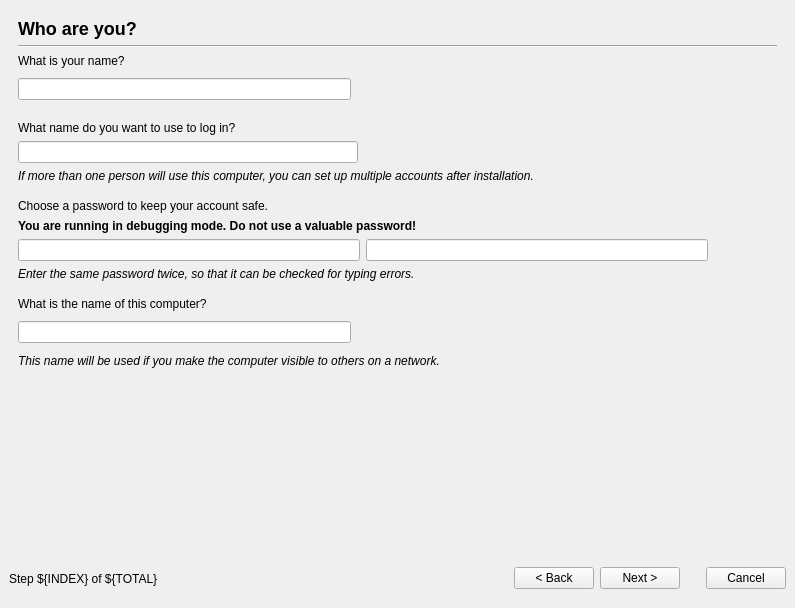
Before: the Qt Designer form ubiquity/frontend/liveinstaller.ui in chenhan1218/ubiquity, drawn with Qt 5.
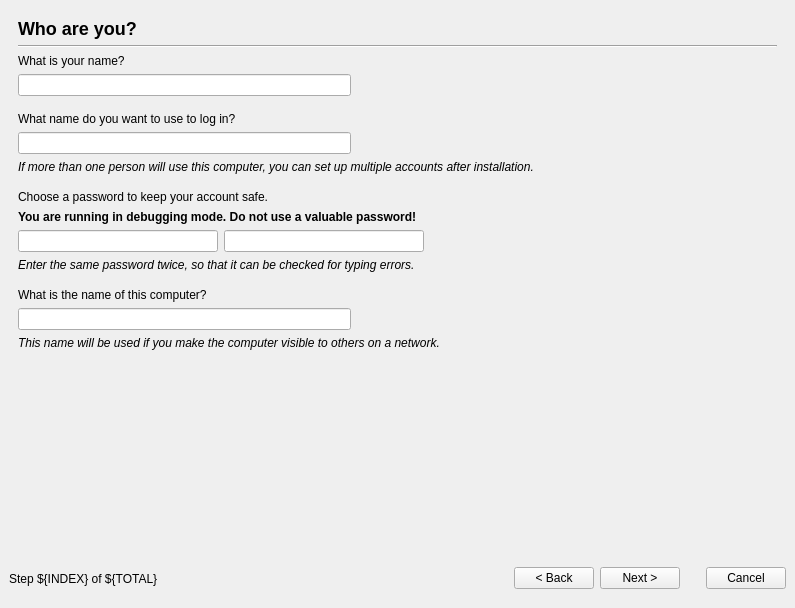
After: the same form once the commit is applied. The open tabs and pages were chosen to show the change. Icons and pictures are not drawn.

Commit message: Fix misplaced widgets on user details page, closes https://launchpad.net/bugs/86175

The edit to the form file:
```diff
--- a/ubiquity/frontend/liveinstaller.ui
+++ b/ubiquity/frontend/liveinstaller.ui
@@ -19,79 +19,6 @@
    <property name="spacing" >
     <number>6</number>
    </property>
-   <item row="1" column="0" >
-    <layout class="QHBoxLayout" >
-     <property name="margin" >
-      <number>0</number>
-     </property>
-     <property name="spacing" >
-      <number>6</number>
-     </property>
-     <item>
-      <widget class="QLabel" name="step_label" >
-       <property name="text" >
-        <string>Step ${INDEX} of ${TOTAL}</string>
-       </property>
-       <property name="wordWrap" >
-        <bool>false</bool>
-       </property>
-      </widget>
-     </item>
-     <item>
-      <spacer>
-       <property name="orientation" >
-        <enum>Qt::Horizontal</enum>
-       </property>
-       <property name="sizeType" >
-        <enum>QSizePolicy::Expanding</enum>
-       </property>
-       <property name="sizeHint" >
-        <size>
-         <width>223</width>
-         <height>41</height>
-        </size>
-       </property>
-      </spacer>
-     </item>
-     <item>
-      <widget class="QPushButton" name="back" >
-       <property name="text" >
-        <string>&lt; Back</string>
-       </property>
-      </widget>
-     </item>
-     <item>
-      <widget class="QPushButton" name="next" >
-       <property name="text" >
-        <string>Next ></string>
-       </property>
-      </widget>
-     </item>
-     <item>
-      <spacer>
-       <property name="orientation" >
-        <enum>Qt::Horizontal</enum>
-       </property>
-       <property name="sizeType" >
-        <enum>QSizePolicy::Fixed</enum>
-       </property>
-       <property name="sizeHint" >
-        <size>
-         <width>20</width>
-         <height>20</height>
-        </size>
-       </property>
-      </spacer>
-     </item>
-     <item>
-      <widget class="QPushButton" name="cancel" >
-       <property name="text" >
-        <string>Cancel</string>
-       </property>
-      </widget>
-     </item>
-    </layout>
-   </item>
    <item row="0" column="0" >
     <widget class="QStackedWidget" name="widgetStack" >
      <property name="currentIndex" >
@@ -933,255 +860,33 @@
        <property name="spacing" >
         <number>6</number>
        </property>
-       <item row="4" column="0" >
-        <spacer>
-         <property name="orientation" >
-          <enum>Qt::Vertical</enum>
-         </property>
-         <property name="sizeType" >
-          <enum>QSizePolicy::Fixed</enum>
-         </property>
-         <property name="sizeHint" >
-          <size>
-           <width>671</width>
-           <height>10</height>
-          </size>
-         </property>
-        </spacer>
-       </item>
-       <item row="3" column="0" colspan="2" >
-        <layout class="QHBoxLayout" >
+       <item row="13" column="0" >
+        <layout class="QGridLayout" >
          <property name="margin" >
           <number>0</number>
          </property>
          <property name="spacing" >
           <number>6</number>
          </property>
-         <item>
-          <widget class="QLineEdit" name="fullname" >
+         <item row="0" column="0" >
+          <widget class="QLineEdit" name="hostname" >
            <property name="sizePolicy" >
             <sizepolicy>
              <hsizetype>7</hsizetype>
              <vsizetype>0</vsizetype>
-             <horstretch>1</horstretch>
-             <verstretch>0</verstretch>
-            </sizepolicy>
-           </property>
-          </widget>
-         </item>
-         <item>
-          <widget class="QLabel" name="fullname_error_image" >
-           <property name="sizePolicy" >
-            <sizepolicy>
-             <hsizetype>0</hsizetype>
-             <vsizetype>0</vsizetype>
              <horstretch>0</horstretch>
              <verstretch>0</verstretch>
             </sizepolicy>
            </property>
-           <property name="pixmap" >
-            <pixmap/>
-           </property>
-           <property name="scaledContents" >
-            <bool>true</bool>
-           </property>
-           <property name="wordWrap" >
-            <bool>false</bool>
-           </property>
-          </widget>
-         </item>
-         <item>
-          <widget class="QLabel" name="fullname_error_reason" >
-           <property name="sizePolicy" >
-            <sizepolicy>
-             <hsizetype>0</hsizetype>
-             <vsizetype>5</vsizetype>
-             <horstretch>0</horstretch>
-             <verstretch>0</verstretch>
-            </sizepolicy>
-           </property>
-           <property name="text" >
-            <string/>
-           </property>
-           <property name="alignment" >
-            <set>Qt::AlignVCenter</set>
-           </property>
-           <property name="wordWrap" >
-            <bool>true</bool>
-           </property>
-          </widget>
-         </item>
-         <item>
-          <spacer>
-           <property name="orientation" >
-            <enum>Qt::Horizontal</enum>
-           </property>
-           <property name="sizeType" >
-            <enum>QSizePolicy::Expanding</enum>
-           </property>
-           <property name="sizeHint" >
+           <property name="minimumSize" >
             <size>
-             <width>400</width>
-             <height>31</height>
+             <width>333</width>
+             <height>0</height>
             </size>
            </property>
-          </spacer>
+          </widget>
          </item>
-        </layout>
-       </item>
-       <item row="2" column="0" colspan="2" >
-        <widget class="QLabel" name="fullname_label" >
-         <property name="text" >
-          <string>What is your name?</string>
-         </property>
-         <property name="wordWrap" >
-          <bool>false</bool>
-         </property>
-        </widget>
-       </item>
-       <item row="0" column="0" colspan="2" >
-        <widget class="QLabel" name="userinfo_heading_label" >
-         <property name="sizePolicy" >
-          <sizepolicy>
-           <hsizetype>5</hsizetype>
-           <vsizetype>5</vsizetype>
-           <horstretch>1</horstretch>
-           <verstretch>0</verstretch>
-          </sizepolicy>
-         </property>
-         <property name="text" >
-          <string>&lt;h2>Who are you?&lt;/h2></string>
-         </property>
-         <property name="wordWrap" >
-          <bool>false</bool>
-         </property>
-        </widget>
-       </item>
-       <item row="1" column="0" colspan="2" >
-        <widget class="Line" name="line8" >
-         <property name="frameShape" >
-          <enum>QFrame::HLine</enum>
-         </property>
-         <property name="frameShadow" >
-          <enum>QFrame::Sunken</enum>
-         </property>
-         <property name="orientation" >
-          <enum>Qt::Horizontal</enum>
-         </property>
-        </widget>
-       </item>
-       <item row="13" column="1" >
-        <widget class="QLabel" name="password_error_image" >
-         <property name="sizePolicy" >
-          <sizepolicy>
-           <hsizetype>0</hsizetype>
-           <vsizetype>0</vsizetype>
-           <horstretch>0</horstretch>
-           <verstretch>0</verstretch>
-          </sizepolicy>
-         </property>
-         <property name="pixmap" >
-          <pixmap/>
-         </property>
-         <property name="scaledContents" >
-          <bool>true</bool>
-         </property>
-         <property name="wordWrap" >
-          <bool>false</bool>
-         </property>
-        </widget>
-       </item>
-       <item row="12" column="0" colspan="2" >
-        <layout class="QGridLayout" >
-         <property name="margin" >
-          <number>0</number>
-         </property>
-         <property name="spacing" >
-          <number>6</number>
-         </property>
-         <item row="0" column="0" >
-          <layout class="QHBoxLayout" >
-           <property name="margin" >
-            <number>0</number>
-           </property>
-           <property name="spacing" >
-            <number>6</number>
-           </property>
-           <item>
-            <widget class="QLineEdit" name="hostname" >
-             <property name="sizePolicy" >
-              <sizepolicy>
-               <hsizetype>7</hsizetype>
-               <vsizetype>0</vsizetype>
-               <horstretch>1</horstretch>
-               <verstretch>0</verstretch>
-              </sizepolicy>
-             </property>
-            </widget>
-           </item>
-           <item>
-            <layout class="QVBoxLayout" >
-             <property name="margin" >
-              <number>0</number>
-             </property>
-             <property name="spacing" >
-              <number>6</number>
-             </property>
-             <item>
-              <widget class="QLabel" name="hostname_error_image" >
-               <property name="sizePolicy" >
-                <sizepolicy>
-                 <hsizetype>0</hsizetype>
-                 <vsizetype>0</vsizetype>
-                 <horstretch>0</horstretch>
-                 <verstretch>0</verstretch>
-                </sizepolicy>
-               </property>
-               <property name="pixmap" >
-                <pixmap/>
-               </property>
-               <property name="scaledContents" >
-                <bool>true</bool>
-               </property>
-               <property name="wordWrap" >
-                <bool>false</bool>
-               </property>
-              </widget>
-             </item>
-            </layout>
-           </item>
-           <item>
-            <widget class="QLabel" name="hostname_error_reason" >
-             <property name="text" >
-              <string/>
-             </property>
-             <property name="alignment" >
-              <set>Qt::AlignVCenter</set>
-             </property>
-             <property name="wordWrap" >
-              <bool>true</bool>
-             </property>
-            </widget>
-           </item>
-           <item>
-            <spacer>
-             <property name="orientation" >
-              <enum>Qt::Horizontal</enum>
-             </property>
-             <property name="sizeType" >
-              <enum>QSizePolicy::Expanding</enum>
-             </property>
-             <property name="sizeHint" >
-              <size>
-               <width>400</width>
-               <height>31</height>
-              </size>
-             </property>
-            </spacer>
-           </item>
-          </layout>
-         </item>
-         <item row="1" column="0" >
+         <item row="1" column="0" colspan="3" >
           <widget class="QLabel" name="hostname_extra_label" >
            <property name="text" >
             <string>&lt;i>This name will be used if you make the computer visible to others on a network.&lt;/i></string>
@@ -1191,40 +896,35 @@
            </property>
           </widget>
          </item>
-        </layout>
-       </item>
-       <item row="5" column="0" colspan="2" >
-        <layout class="QGridLayout" >
-         <property name="margin" >
-          <number>0</number>
-         </property>
-         <property name="spacing" >
-          <number>6</number>
-         </property>
-         <item row="0" column="0" colspan="3" >
-          <widget class="QLabel" name="username_label" >
-           <property name="text" >
-            <string>What name do you want to use to log in?</string>
-           </property>
-           <property name="wordWrap" >
-            <bool>false</bool>
-           </property>
-          </widget>
-         </item>
-         <item row="1" column="0" >
-          <widget class="QLineEdit" name="username" >
+         <item row="0" column="2" >
+          <widget class="QLabel" name="hostname_error_reason" >
            <property name="sizePolicy" >
             <sizepolicy>
              <hsizetype>7</hsizetype>
-             <vsizetype>0</vsizetype>
+             <vsizetype>5</vsizetype>
              <horstretch>1</horstretch>
              <verstretch>0</verstretch>
             </sizepolicy>
            </property>
+           <property name="minimumSize" >
+            <size>
+             <width>0</width>
+             <height>0</height>
+            </size>
+           </property>
+           <property name="text" >
+            <string/>
+           </property>
+           <property name="alignment" >
+            <set>Qt::AlignVCenter</set>
+           </property>
+           <property name="wordWrap" >
+            <bool>true</bool>
+           </property>
           </widget>
          </item>
-         <item row="1" column="1" >
-          <widget class="QLabel" name="username_error_image" >
+         <item row="0" column="1" >
+          <widget class="QLabel" name="hostname_error_image" >
            <property name="sizePolicy" >
             <sizepolicy>
              <hsizetype>0</hsizetype>
@@ -1244,35 +944,25 @@
            </property>
           </widget>
          </item>
-         <item row="1" column="2" >
-          <spacer>
-           <property name="orientation" >
-            <enum>Qt::Horizontal</enum>
-           </property>
-           <property name="sizeType" >
-            <enum>QSizePolicy::Expanding</enum>
-           </property>
-           <property name="sizeHint" >
-            <size>
-             <width>400</width>
-             <height>20</height>
-            </size>
-           </property>
-          </spacer>
-         </item>
-         <item row="2" column="0" colspan="3" >
-          <widget class="QLabel" name="username_extra_label" >
-           <property name="text" >
-            <string>&lt;i>If more than one person will use this computer, you can set up multiple accounts after installation.&lt;/i></string>
-           </property>
-           <property name="wordWrap" >
-            <bool>false</bool>
-           </property>
-          </widget>
-         </item>
         </layout>
        </item>
-       <item row="6" column="0" colspan="2" >
+       <item row="14" column="0" >
+        <spacer>
+         <property name="orientation" >
+          <enum>Qt::Vertical</enum>
+         </property>
+         <property name="sizeType" >
+          <enum>QSizePolicy::Expanding</enum>
+         </property>
+         <property name="sizeHint" >
+          <size>
+           <width>600</width>
+           <height>40</height>
+          </size>
+         </property>
+        </spacer>
+       </item>
+       <item row="11" column="0" >
         <spacer>
          <property name="orientation" >
           <enum>Qt::Vertical</enum>
@@ -1288,27 +978,7 @@
          </property>
         </spacer>
        </item>
-       <item row="7" column="0" >
-        <widget class="QLabel" name="password_label" >
-         <property name="text" >
-          <string>Choose a password to keep your account safe.</string>
-         </property>
-         <property name="wordWrap" >
-          <bool>false</bool>
-         </property>
-        </widget>
-       </item>
-       <item row="8" column="0" >
-        <widget class="QLabel" name="password_debug_warning_label" >
-         <property name="text" >
-          <string>&lt;strong>You are running in debugging mode. Do not use a valuable password!&lt;/strong></string>
-         </property>
-         <property name="wordWrap" >
-          <bool>true</bool>
-         </property>
-        </widget>
-       </item>
-       <item row="9" column="0" colspan="2" >
+       <item row="10" column="0" >
         <layout class="QGridLayout" >
          <property name="margin" >
           <number>0</number>
@@ -1326,47 +996,51 @@
            </property>
           </widget>
          </item>
+         <item row="0" column="2" >
+          <widget class="QLabel" name="password_error_image" >
+           <property name="sizePolicy" >
+            <sizepolicy>
+             <hsizetype>0</hsizetype>
+             <vsizetype>0</vsizetype>
+             <horstretch>0</horstretch>
+             <verstretch>0</verstretch>
+            </sizepolicy>
+           </property>
+           <property name="pixmap" >
+            <pixmap/>
+           </property>
+           <property name="scaledContents" >
+            <bool>true</bool>
+           </property>
+           <property name="wordWrap" >
+            <bool>false</bool>
+           </property>
+          </widget>
+         </item>
          <item row="0" column="3" >
-          <spacer>
-           <property name="orientation" >
-            <enum>Qt::Horizontal</enum>
-           </property>
-           <property name="sizeType" >
-            <enum>QSizePolicy::Expanding</enum>
-           </property>
-           <property name="sizeHint" >
-            <size>
-             <width>50</width>
-             <height>20</height>
-            </size>
-           </property>
-          </spacer>
-         </item>
-         <item row="0" column="2" >
           <widget class="QLabel" name="password_error_reason" >
-           <property name="text" >
-            <string/>
-           </property>
-           <property name="alignment" >
-            <set>Qt::AlignVCenter</set>
-           </property>
-           <property name="wordWrap" >
-            <bool>true</bool>
-           </property>
-          </widget>
-         </item>
-         <item row="0" column="0" >
-          <widget class="QLineEdit" name="password" >
            <property name="sizePolicy" >
             <sizepolicy>
              <hsizetype>7</hsizetype>
-             <vsizetype>0</vsizetype>
+             <vsizetype>5</vsizetype>
              <horstretch>1</horstretch>
              <verstretch>0</verstretch>
             </sizepolicy>
            </property>
-           <property name="echoMode" >
-            <enum>QLineEdit::Password</enum>
+           <property name="minimumSize" >
+            <size>
+             <width>0</width>
+             <height>0</height>
+            </size>
+           </property>
+           <property name="text" >
+            <string/>
+           </property>
+           <property name="alignment" >
+            <set>Qt::AlignVCenter</set>
+           </property>
+           <property name="wordWrap" >
+            <bool>true</bool>
            </property>
           </widget>
          </item>
@@ -1376,18 +1050,256 @@
             <sizepolicy>
              <hsizetype>7</hsizetype>
              <vsizetype>0</vsizetype>
-             <horstretch>1</horstretch>
+             <horstretch>0</horstretch>
              <verstretch>0</verstretch>
             </sizepolicy>
            </property>
+           <property name="minimumSize" >
+            <size>
+             <width>200</width>
+             <height>0</height>
+            </size>
+           </property>
            <property name="echoMode" >
             <enum>QLineEdit::Password</enum>
            </property>
           </widget>
          </item>
+         <item row="0" column="0" >
+          <widget class="QLineEdit" name="password" >
+           <property name="sizePolicy" >
+            <sizepolicy>
+             <hsizetype>7</hsizetype>
+             <vsizetype>0</vsizetype>
+             <horstretch>0</horstretch>
+             <verstretch>0</verstretch>
+            </sizepolicy>
+           </property>
+           <property name="minimumSize" >
+            <size>
+             <width>200</width>
+             <height>0</height>
+            </size>
+           </property>
+           <property name="echoMode" >
+            <enum>QLineEdit::Password</enum>
+           </property>
+          </widget>
+         </item>
         </layout>
        </item>
-       <item row="11" column="0" >
+       <item row="8" column="0" >
+        <widget class="QLabel" name="password_label" >
+         <property name="text" >
+          <string>Choose a password to keep your account safe.</string>
+         </property>
+         <property name="wordWrap" >
+          <bool>false</bool>
+         </property>
+        </widget>
+       </item>
+       <item row="9" column="0" >
+        <widget class="QLabel" name="password_debug_warning_label" >
+         <property name="text" >
+          <string>&lt;strong>You are running in debugging mode. Do not use a valuable password!&lt;/strong></string>
+         </property>
+         <property name="wordWrap" >
+          <bool>true</bool>
+         </property>
+        </widget>
+       </item>
+       <item row="6" column="0" >
+        <layout class="QGridLayout" >
+         <property name="margin" >
+          <number>0</number>
+         </property>
+         <property name="spacing" >
+          <number>6</number>
+         </property>
+         <item row="0" column="0" >
+          <widget class="QLineEdit" name="username" >
+           <property name="sizePolicy" >
+            <sizepolicy>
+             <hsizetype>7</hsizetype>
+             <vsizetype>0</vsizetype>
+             <horstretch>0</horstretch>
+             <verstretch>0</verstretch>
+            </sizepolicy>
+           </property>
+           <property name="minimumSize" >
+            <size>
+             <width>333</width>
+             <height>0</height>
+            </size>
+           </property>
+          </widget>
+         </item>
+         <item row="1" column="0" colspan="3" >
+          <widget class="QLabel" name="username_extra_label" >
+           <property name="text" >
+            <string>&lt;i>If more than one person will use this computer, you can set up multiple accounts after installation.&lt;/i></string>
+           </property>
+           <property name="wordWrap" >
+            <bool>false</bool>
+           </property>
+          </widget>
+         </item>
+         <item row="0" column="1" >
+          <widget class="QLabel" name="username_error_image" >
+           <property name="sizePolicy" >
+            <sizepolicy>
+             <hsizetype>1</hsizetype>
+             <vsizetype>1</vsizetype>
+             <horstretch>0</horstretch>
+             <verstretch>0</verstretch>
+            </sizepolicy>
+           </property>
+           <property name="pixmap" >
+            <pixmap/>
+           </property>
+           <property name="scaledContents" >
+            <bool>true</bool>
+           </property>
+           <property name="wordWrap" >
+            <bool>false</bool>
+           </property>
+          </widget>
+         </item>
+         <item row="0" column="2" >
+          <widget class="QLabel" name="username_error_reason" >
+           <property name="sizePolicy" >
+            <sizepolicy>
+             <hsizetype>7</hsizetype>
+             <vsizetype>5</vsizetype>
+             <horstretch>1</horstretch>
+             <verstretch>0</verstretch>
+            </sizepolicy>
+           </property>
+           <property name="minimumSize" >
+            <size>
+             <width>0</width>
+             <height>0</height>
+            </size>
+           </property>
+           <property name="text" >
+            <string/>
+           </property>
+           <property name="alignment" >
+            <set>Qt::AlignVCenter</set>
+           </property>
+           <property name="wordWrap" >
+            <bool>true</bool>
+           </property>
+          </widget>
+         </item>
+        </layout>
+       </item>
+       <item row="3" column="0" >
+        <layout class="QGridLayout" >
+         <property name="margin" >
+          <number>0</number>
+         </property>
+         <property name="spacing" >
+          <number>6</number>
+         </property>
+         <item row="0" column="2" >
+          <widget class="QLabel" name="fullname_error_reason" >
+           <property name="sizePolicy" >
+            <sizepolicy>
+             <hsizetype>7</hsizetype>
+             <vsizetype>5</vsizetype>
+             <horstretch>1</horstretch>
+             <verstretch>0</verstretch>
+            </sizepolicy>
+           </property>
+           <property name="minimumSize" >
+            <size>
+             <width>0</width>
+             <height>0</height>
+            </size>
+           </property>
+           <property name="text" >
+            <string/>
+           </property>
+          </widget>
+         </item>
+         <item row="0" column="0" >
+          <widget class="QLineEdit" name="fullname" >
+           <property name="minimumSize" >
+            <size>
+             <width>333</width>
+             <height>0</height>
+            </size>
+           </property>
+          </widget>
+         </item>
+         <item row="0" column="1" >
+          <widget class="QLabel" name="fullname_error_image" >
+           <property name="text" >
+            <string/>
+           </property>
+          </widget>
+         </item>
+        </layout>
+       </item>
+       <item row="4" column="0" >
+        <spacer>
+         <property name="orientation" >
+          <enum>Qt::Vertical</enum>
+         </property>
+         <property name="sizeType" >
+          <enum>QSizePolicy::Fixed</enum>
+         </property>
+         <property name="sizeHint" >
+          <size>
+           <width>671</width>
+           <height>10</height>
+          </size>
+         </property>
+        </spacer>
+       </item>
+       <item row="2" column="0" >
+        <widget class="QLabel" name="fullname_label" >
+         <property name="text" >
+          <string>What is your name?</string>
+         </property>
+         <property name="wordWrap" >
+          <bool>false</bool>
+         </property>
+        </widget>
+       </item>
+       <item row="0" column="0" >
+        <widget class="QLabel" name="userinfo_heading_label" >
+         <property name="sizePolicy" >
+          <sizepolicy>
+           <hsizetype>5</hsizetype>
+           <vsizetype>5</vsizetype>
+           <horstretch>1</horstretch>
+           <verstretch>0</verstretch>
+          </sizepolicy>
+         </property>
+         <property name="text" >
+          <string>&lt;h2>Who are you?&lt;/h2></string>
+         </property>
+         <property name="wordWrap" >
+          <bool>false</bool>
+         </property>
+        </widget>
+       </item>
+       <item row="1" column="0" >
+        <widget class="Line" name="line8" >
+         <property name="frameShape" >
+          <enum>QFrame::HLine</enum>
+         </property>
+         <property name="frameShadow" >
+          <enum>QFrame::Sunken</enum>
+         </property>
+         <property name="orientation" >
+          <enum>Qt::Horizontal</enum>
+         </property>
+        </widget>
+       </item>
+       <item row="12" column="0" >
         <widget class="QLabel" name="hostname_label" >
          <property name="text" >
           <string>What is the name of this computer?</string>
@@ -1397,23 +1309,17 @@
          </property>
         </widget>
        </item>
-       <item row="13" column="0" >
-        <spacer>
-         <property name="orientation" >
-          <enum>Qt::Vertical</enum>
+       <item row="5" column="0" >
+        <widget class="QLabel" name="username_label" >
+         <property name="text" >
+          <string>What name do you want to use to log in?</string>
          </property>
-         <property name="sizeType" >
-          <enum>QSizePolicy::Expanding</enum>
+         <property name="wordWrap" >
+          <bool>false</bool>
          </property>
-         <property name="sizeHint" >
-          <size>
-           <width>600</width>
-           <height>40</height>
-          </size>
-         </property>
-        </spacer>
+        </widget>
        </item>
-       <item row="10" column="0" colspan="2" >
+       <item row="7" column="0" >
         <spacer>
          <property name="orientation" >
           <enum>Qt::Vertical</enum>
@@ -1430,25 +1336,6 @@
         </spacer>
        </item>
       </layout>
-      <widget class="QLabel" name="username_error_reason" >
-       <property name="geometry" >
-        <rect>
-         <x>637</x>
-         <y>255</y>
-         <width>20</width>
-         <height>16</height>
-        </rect>
-       </property>
-       <property name="text" >
-        <string/>
-       </property>
-       <property name="alignment" >
-        <set>Qt::AlignVCenter</set>
-       </property>
-       <property name="wordWrap" >
-        <bool>true</bool>
-       </property>
-      </widget>
      </widget>
      <widget class="QWidget" name="stepReady" >
       <layout class="QGridLayout" >
@@ -1567,6 +1454,79 @@
      </widget>
     </widget>
    </item>
+   <item row="1" column="0" >
+    <layout class="QHBoxLayout" >
+     <property name="margin" >
+      <number>0</number>
+     </property>
+     <property name="spacing" >
+      <number>6</number>
+     </property>
+     <item>
+      <widget class="QLabel" name="step_label" >
+       <property name="text" >
+        <string>Step ${INDEX} of ${TOTAL}</string>
+       </property>
+       <property name="wordWrap" >
+        <bool>false</bool>
+       </property>
+      </widget>
+     </item>
+     <item>
+      <spacer>
+       <property name="orientation" >
+        <enum>Qt::Horizontal</enum>
+       </property>
+       <property name="sizeType" >
+        <enum>QSizePolicy::Expanding</enum>
+       </property>
+       <property name="sizeHint" >
+        <size>
+         <width>223</width>
+         <height>41</height>
+        </size>
+       </property>
+      </spacer>
+     </item>
+     <item>
+      <widget class="QPushButton" name="back" >
+       <property name="text" >
+        <string>&lt; Back</string>
+       </property>
+      </widget>
+     </item>
+     <item>
+      <widget class="QPushButton" name="next" >
+       <property name="text" >
+        <string>Next ></string>
+       </property>
+      </widget>
+     </item>
+     <item>
+      <spacer>
+       <property name="orientation" >
+        <enum>Qt::Horizontal</enum>
+       </property>
+       <property name="sizeType" >
+        <enum>QSizePolicy::Fixed</enum>
+       </property>
+       <property name="sizeHint" >
+        <size>
+         <width>20</width>
+         <height>20</height>
+        </size>
+       </property>
+      </spacer>
+     </item>
+     <item>
+      <widget class="QPushButton" name="cancel" >
+       <property name="text" >
+        <string>Cancel</string>
+       </property>
+      </widget>
+     </item>
+    </layout>
+   </item>
   </layout>
  </widget>
  <tabstops>
```
Left out of the diff: 1 changed line with no effect on the pictures. The commit also changes 1 other file.
